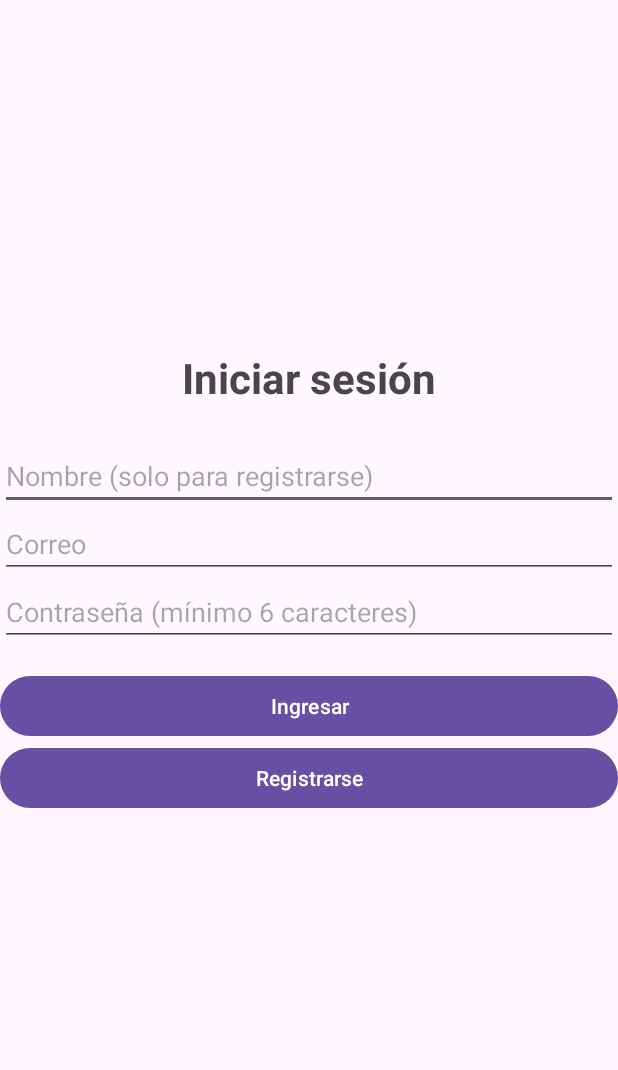
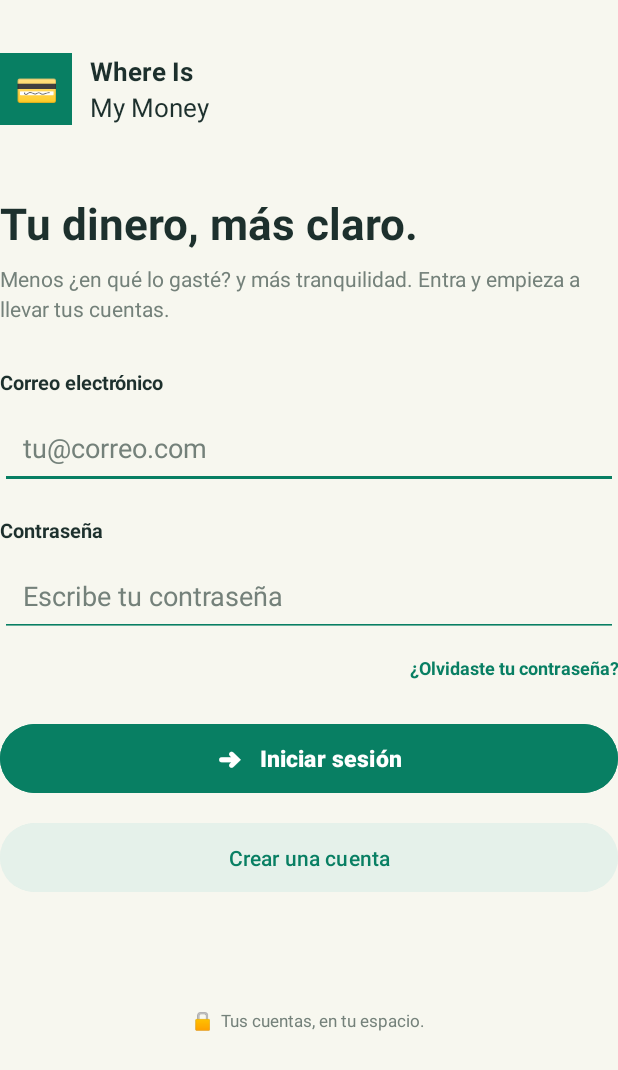
Before and after one commit to simonbrandvelez-cell/WhereIsMyMoney, an Android app: the screen it shows after launch (MainActivity), on a phone screen of 412 x 824 dp. Shown: the top 1070 px of the screen. Run offline under Robolectric (Android 15) with nearby library versions, the phone set to English and light mode, and no system bars; our stand-ins replace Firebase (no records; nobody signed in at launch, a user with empty details on screens opened directly).

Commit message:
Todo el login layout

```diff
--- a/app/src/main/res/layout/activity_main.xml
+++ b/app/src/main/res/layout/activity_main.xml
@@ -1,59 +1,205 @@
+
 <?xml version="1.0" encoding="utf-8"?>
-<LinearLayout xmlns:android="http://schemas.android.com/apk/res/android"
+<ScrollView
+    xmlns:android="http://schemas.android.com/apk/res/android"
+    android:layout_width="match_parent"
+    android:layout_height="match_parent"
+    android:background="#F7F7EF"
+    android:fillViewport="true">
+
+    <LinearLayout
         android:id="@+id/main"
         android:layout_width="match_parent"
-    android:layout_height="match_parent"
+        android:layout_height="wrap_content"
         android:orientation="vertical"
         android:padding="24dp"
-    android:gravity="center">
+        android:gravity="center_horizontal">
+
+        <!-- LOGO -->
+
+        <LinearLayout
+            android:layout_width="match_parent"
+            android:layout_height="wrap_content"
+            android:orientation="horizontal"
+            android:gravity="center_vertical"
+            android:layout_marginTop="35dp"
+            android:layout_marginBottom="45dp">
+
+            <TextView
+                android:layout_width="48dp"
+                android:layout_height="48dp"
+                android:background="#087F63"
+                android:gravity="center"
+                android:text="💳"
+                android:textSize="23sp"/>
+
+            <LinearLayout
+                android:layout_width="wrap_content"
+                android:layout_height="wrap_content"
+                android:orientation="vertical"
+                android:layout_marginStart="12dp">
 
                 <TextView
                     android:layout_width="wrap_content"
                     android:layout_height="wrap_content"
-        android:text="Iniciar sesión"
-        android:textSize="28sp"
+                    android:text="Where Is"
+                    android:textColor="#1D302D"
+                    android:textSize="17sp"
+                    android:textStyle="bold"/>
+
+                <TextView
+                    android:layout_width="wrap_content"
+                    android:layout_height="wrap_content"
+                    android:text="My Money"
+                    android:textColor="#1D302D"
+                    android:textSize="17sp"/>
+
+            </LinearLayout>
+        </LinearLayout>
+
+        <!-- TITULO -->
+
+        <TextView
+            android:layout_width="match_parent"
+            android:layout_height="wrap_content"
+            android:text="Tu dinero, más claro."
+            android:textColor="#1D302D"
+            android:textSize="29sp"
             android:textStyle="bold"
-        android:layout_marginBottom="24dp" />
+            android:layout_marginBottom="8dp"/>
+
+        <TextView
+            android:layout_width="match_parent"
+            android:layout_height="wrap_content"
+            android:text="Menos ¿en qué lo gasté? y más tranquilidad. Entra y empieza a llevar tus cuentas."
+            android:textColor="#74817A"
+            android:textSize="14sp"
+            android:lineSpacingExtra="4dp"
+            android:layout_marginBottom="30dp"/>
+
+        <!-- NOMBRE PARA REGISTRO -->
 
         <EditText
             android:id="@+id/etNombre"
             android:layout_width="match_parent"
+            android:layout_height="54dp"
+            android:padding="15dp"
+            android:backgroundTint="#087F63"
+            android:hint="Nombre completo"
+            android:textColor="#1D302D"
+            android:textColorHint="#74817A"
+            android:inputType="textPersonName"
+            android:visibility="gone"
+            android:layout_marginBottom="16dp"/>
+
+        <!-- CORREO -->
+
+        <TextView
+            android:layout_width="match_parent"
             android:layout_height="wrap_content"
-        android:hint="Nombre (solo para registrarse)"
-        android:inputType="textPersonName" />
+            android:text="Correo electrónico"
+            android:textColor="#1D302D"
+            android:textStyle="bold"
+            android:textSize="13sp"
+            android:layout_marginBottom="8dp"/>
 
         <EditText
             android:id="@+id/etCorreo"
             android:layout_width="match_parent"
+            android:layout_height="54dp"
+            android:padding="15dp"
+            android:backgroundTint="#087F63"
+            android:hint="tu@correo.com"
+            android:textColor="#1D302D"
+            android:textColorHint="#74817A"
+            android:inputType="textEmailAddress"
+            android:singleLine="true"
+            android:layout_marginBottom="18dp"/>
+
+        <!-- CONTRASEÑA -->
+
+        <TextView
+            android:layout_width="match_parent"
             android:layout_height="wrap_content"
-        android:hint="Correo"
-        android:inputType="textEmailAddress" />
+            android:text="Contraseña"
+            android:textColor="#1D302D"
+            android:textStyle="bold"
+            android:textSize="13sp"
+            android:layout_marginBottom="8dp"/>
 
         <EditText
             android:id="@+id/etClave"
             android:layout_width="match_parent"
+            android:layout_height="54dp"
+            android:padding="15dp"
+            android:backgroundTint="#087F63"
+            android:hint="Escribe tu contraseña"
+            android:textColor="#1D302D"
+            android:textColorHint="#74817A"
+            android:inputType="textPassword"
+            android:singleLine="true"/>
+
+        <!-- OLVIDASTE CONTRASEÑA -->
+
+        <TextView
+            android:layout_width="match_parent"
             android:layout_height="wrap_content"
-        android:hint="Contraseña (mínimo 6 caracteres)"
-        android:inputType="textPassword" />
+            android:text="¿Olvidaste tu contraseña?"
+            android:textColor="#087F63"
+            android:textStyle="bold"
+            android:textSize="12sp"
+            android:gravity="end"
+            android:layout_marginTop="12dp"
+            android:layout_marginBottom="25dp"/>
+
+        <!-- INGRESAR -->
 
         <Button
             android:id="@+id/btnIngresar"
             android:layout_width="match_parent"
-        android:layout_height="wrap_content"
-        android:layout_marginTop="16dp"
-        android:text="Ingresar" />
+            android:layout_height="54dp"
+            android:text="➜   Iniciar sesión"
+            android:textColor="#FFFFFF"
+            android:textSize="15sp"
+            android:textStyle="bold"
+            android:backgroundTint="#087F63"
+            android:textAllCaps="false"/>
+
+        <!-- REGISTRARSE -->
 
         <Button
             android:id="@+id/btnRegistrar"
             android:layout_width="match_parent"
-        android:layout_height="wrap_content"
-        android:text="Registrarse" />
+            android:layout_height="54dp"
+            android:layout_marginTop="12dp"
+            android:text="Crear una cuenta"
+            android:textColor="#087F63"
+            android:textSize="14sp"
+            android:backgroundTint="#E5F1EA"
+            android:textAllCaps="false"/>
+
+        <!-- ESTADO -->
 
         <TextView
             android:id="@+id/tvEstado"
+            android:layout_width="match_parent"
+            android:layout_height="wrap_content"
+            android:gravity="center"
+            android:textColor="#74817A"
+            android:textSize="13sp"
+            android:layout_marginTop="20dp"/>
+
+        <!-- SEGURIDAD -->
+
+        <TextView
             android:layout_width="wrap_content"
             android:layout_height="wrap_content"
-        android:layout_marginTop="24dp"
-        android:textSize="18sp" />
+            android:text="🔒  Tus cuentas, en tu espacio."
+            android:textColor="#74817A"
+            android:textSize="11sp"
+            android:layout_marginTop="35dp"
+            android:layout_marginBottom="20dp"/>
 
     </LinearLayout>
+
+</ScrollView>
--- a/app/src/main/res/values/colors.xml
+++ b/app/src/main/res/values/colors.xml
@@ -1,5 +1,12 @@
+
 <?xml version="1.0" encoding="utf-8"?>
 <resources>
-    <color name="black">#FF000000</color>
-    <color name="white">#FFFFFFFF</color>
+    <color name="primary">#087F63</color>
+    <color name="primary_dark">#075C49</color>
+    <color name="background">#F7F7EF</color>
+    <color name="light_green">#E5F1EA</color>
+    <color name="text_primary">#1D302D</color>
+    <color name="text_secondary">#74817A</color>
+    <color name="white">#FFFFFF</color>
+    <color name="border">#E4E9E2</color>
 </resources>
```
Lines whose indentation alone changed are shown as unchanged.
